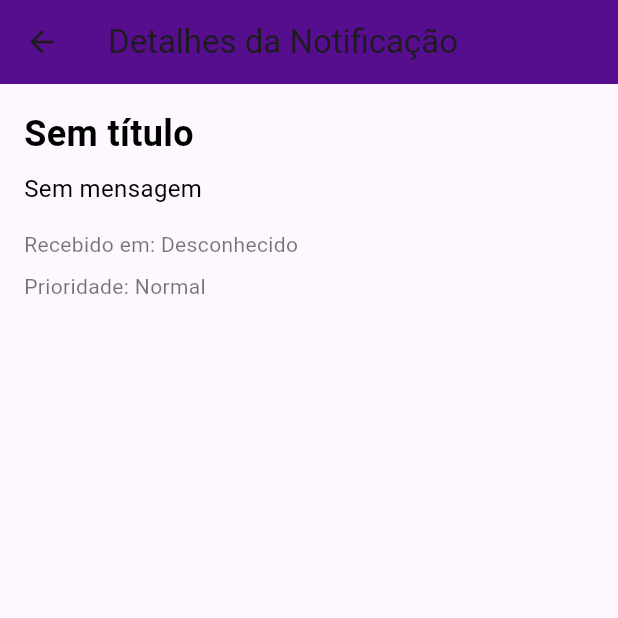
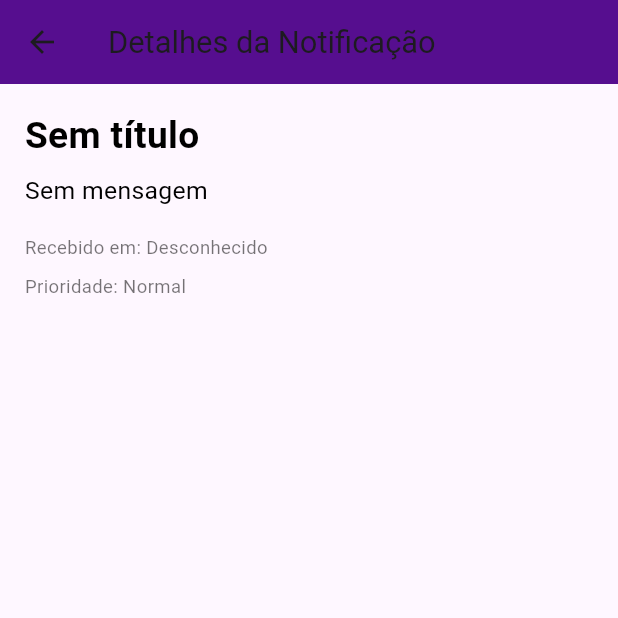
Before and after one commit to Sluvizottodev/PingNotify, a Flutter app: the MessageDetailScreen screen opened by its route, on a phone screen of 412 x 824 dp, the top half of it. Run offline on Flutter 3.47's test engine with Material 3 defaults, Android fonts, the phone set to English and light mode, and no system bars; our stand-ins replace cloud_firestore, device_info_plus, firebase_auth, firebase_core, firebase_messaging, logger and 1 more; missing offline and left inert: ntfluttery; accounts and stored records are empty; network calls fail.

```diff
--- a/lib/Screens/MainScreen/MessageDetail.dart
+++ b/lib/Screens/MainScreen/MessageDetail.dart
@@ -8,46 +8,53 @@ class MessageDetailScreen extends StatelessWidget {
 
   @override
   Widget build(BuildContext context) {
+    final mediaQuery = MediaQuery.of(context);
+
     return Scaffold(
       appBar: AppBar(
-        title: Text('Detalhes da Notificação'),
+        title: Text(
+          'Detalhes da Notificação',
+          style: TextStyle(
+            fontSize: mediaQuery.size.width * 0.05, // Tamanho de fonte responsivo
+          ),
+        ),
         backgroundColor: TColors.secondaryColor,
         elevation: 4,
       ),
       body: Padding(
-        padding: const EdgeInsets.all(16.0),
+        padding: EdgeInsets.all(mediaQuery.size.width * 0.04), // Padding proporcional à largura da tela
         child: Column(
           crossAxisAlignment: CrossAxisAlignment.start,
           children: [
             Text(
               notification['title'] ?? 'Sem título',
               style: TextStyle(
-                fontSize: 24,
+                fontSize: mediaQuery.size.width * 0.06, // Tamanho de fonte responsivo
                 fontWeight: FontWeight.bold,
                 color: TColors.textPrimary,
               ),
             ),
-            SizedBox(height: 8), // Reduzi o espaçamento entre o título e a mensagem
+            SizedBox(height: mediaQuery.size.height * 0.01), // Espaçamento proporcional à altura da tela
             Text(
               notification['message'] ?? 'Sem mensagem',
               style: TextStyle(
-                fontSize: 16,
+                fontSize: mediaQuery.size.width * 0.04, // Tamanho de fonte responsivo
                 color: TColors.textPrimary,
               ),
             ),
-            SizedBox(height: 16),
+            SizedBox(height: mediaQuery.size.height * 0.02), // Espaçamento proporcional à altura da tela
             Text(
-              'Recebido em: ${notification['timestamp'] ?? 'Desconhecido'}', // Adicione valor padrão
+              'Recebido em: ${notification['timestamp'] ?? 'Desconhecido'}',
               style: TextStyle(
-                fontSize: 14,
+                fontSize: mediaQuery.size.width * 0.03, // Tamanho de fonte responsivo
                 color: Colors.black54,
               ),
             ),
-            SizedBox(height: 8), // Reduzi o espaçamento para consistência
+            SizedBox(height: mediaQuery.size.height * 0.01), // Espaçamento proporcional à altura da tela
             Text(
-              'Prioridade: ${notification['priority'] ?? 'Normal'}', // Adicione valor padrão
+              'Prioridade: ${notification['priority'] ?? 'Normal'}',
               style: TextStyle(
-                fontSize: 14,
+                fontSize: mediaQuery.size.width * 0.03, // Tamanho de fonte responsivo
                 color: Colors.black54,
               ),
             ),
--- a/lib/utils/componentes/NotificationCard.dart
+++ b/lib/utils/componentes/NotificationCard.dart
@@ -23,15 +23,15 @@ class NotificationCard extends StatelessWidget {
           color: TColors.textPrimary,
         ),
         title: Text(
-          notification['title'],
+          notification['title'] ?? 'No Title',
           style: TextStyle(color: TColors.textPrimary),
         ),
         subtitle: Text(
-          notification['message'],
+          notification['message'] ?? 'No Message',
           style: TextStyle(color: Colors.black),
         ),
         trailing: Text(
-          notification['timestamp'],
+          notification['timestamp'] ?? 'No Timestamp',
           style: TextStyle(color: Colors.black),
         ),
         tileColor: TColors.neutralColor,
```
Also changed, not shown: lib/Screens/MainScreen/Principal.dart (+38 -32 lines), lib/Service/WebSocketService.dart (+12 -15 lines), lib/Service/ntfyService.dart (+1 -6 lines).
